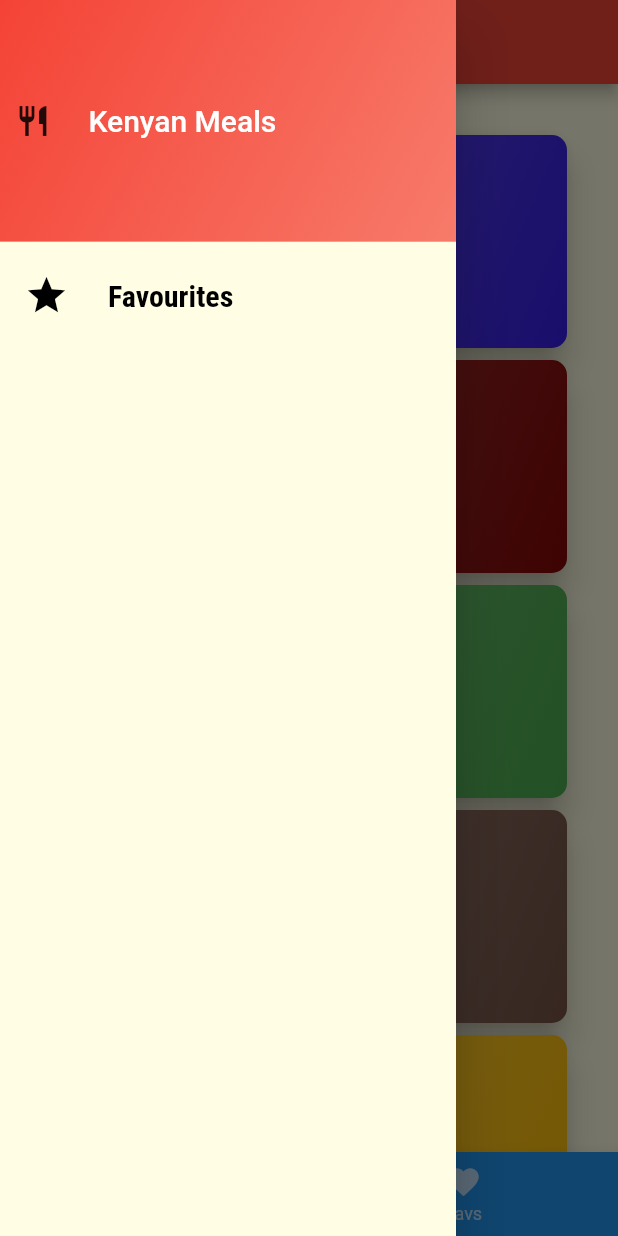
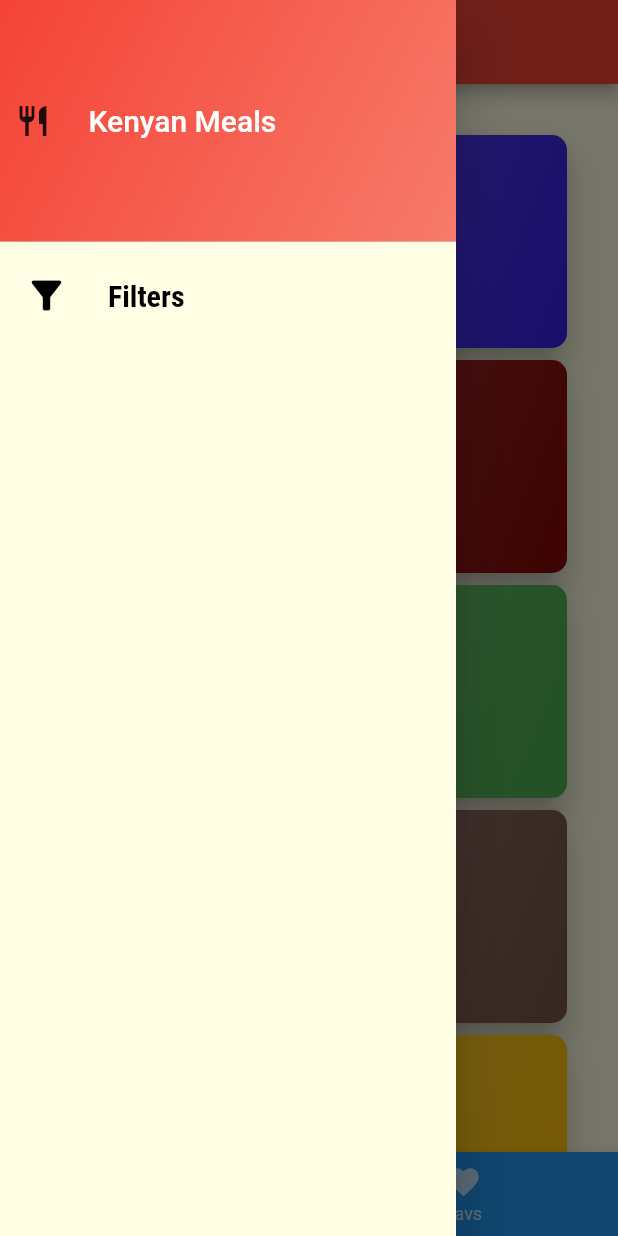
Before and after one commit to notrayo/recipes-app, a Flutter app: the screen it shows after launch, with the side drawer open, on a phone screen of 412 x 824 dp. Run offline on Flutter 3.47's test engine with Material 2 defaults, Android fonts, the phone set to English and light mode, and no system bars.

Commit message:
initialized filtering of meals

```diff
--- a/lib/data/dummy_data_categories.dart
+++ b/lib/data/dummy_data_categories.dart
@@ -61,7 +61,7 @@ const dummyMeals = [
     steps: [
       'Cut the tomatoes and the onion into small pieces.',
       'Boil some water - add salt to it once it boils.',
-      'Put the beans and maize into the boiling water - they should be done in about 10 to 12 minutes.',
+      'Put the beans and maize into the boiling water',
       'In the meantime, chapa ka kachumbary by mixing tomatoes, onions, ovacado na dania.',
       'once ready, mix and serve'
     ],
--- a/lib/screens/drawer.dart
+++ b/lib/screens/drawer.dart
@@ -32,14 +32,37 @@ class DrawerScreen extends StatelessWidget {
                   ),
                 ],
               )),
+          // ListTile(
+          //   leading: const Icon(
+          //     Icons.star,
+          //     size: 30,
+          //     color: Colors.black,
+          //   ),
+          //   title: Text(
+          //     'Favourites',
+          //     style: Theme.of(context)
+          //         .textTheme
+          //         .titleMedium!
+          //         .copyWith(color: Colors.black),
+          //   ),
+          //   onTap: () {
+          //     //control state
+
+          //     //close drawer
+          //     onSelectScreenFromDrawer('Favourites');
+          //   },
+          // ),
+          // SizedBox(
+          //   height: 15,
+          // ),
           ListTile(
             leading: const Icon(
-              Icons.star,
+              Icons.filter_alt,
               size: 30,
               color: Colors.black,
             ),
             title: Text(
-              'Favourites',
+              'Filters',
               style: Theme.of(context)
                   .textTheme
                   .titleMedium!
@@ -49,7 +72,7 @@ class DrawerScreen extends StatelessWidget {
               //control state
 
               //close drawer
-              onSelectScreenFromDrawer('Favourites');
+              onSelectScreenFromDrawer('Filters');
             },
           ),
         ],
--- a/lib/screens/favs_screen.dart
+++ b/lib/screens/favs_screen.dart
@@ -6,9 +6,9 @@ class FavsScreen extends StatelessWidget {
   @override
   Widget build(BuildContext context) {
     return Scaffold(
-      /*appBar: AppBar(
-        title: Text('favs page'),
-      ),*/
+      // /*appBar: AppBar(
+      //   title: Text('favs page'),
+      // ),*/
       body: Center(
         child: Text('favs will be rendered here'),
       ),
--- a/lib/screens/tabs_screen.dart
+++ b/lib/screens/tabs_screen.dart
@@ -3,6 +3,7 @@ import 'package:flutter/material.dart';
 import './categories_screen.dart';
 import './favs_screen.dart';
 import './drawer.dart';
+import './filters_screen.dart';
 
 class TabsScreen extends StatefulWidget {
   //const TabsScreen({super.key});
@@ -30,10 +31,15 @@ class _TabsScreenState extends State<TabsScreen> {
   }
 
   void _selectScreenFromDrawer(String identifier) {
-    if (identifier == 'Favourites') {
+    //added pop function to close the drawer after a page has been navigated to..
+    Navigator.of(context).pop();
+    if (identifier == 'Filters') {
+      // Navigator.of(context).pop();
       Navigator.of(context).push(MaterialPageRoute(
-        builder: (context) => const FavsScreen(),
+        builder: (context) => const FiltersScreen(),
       ));
+    } else {
+      Navigator.of(context).pop();
     }
   }
 
```
Also changed, not shown: lib/screens/filters_screen.dart (added, +79 -0 lines).
